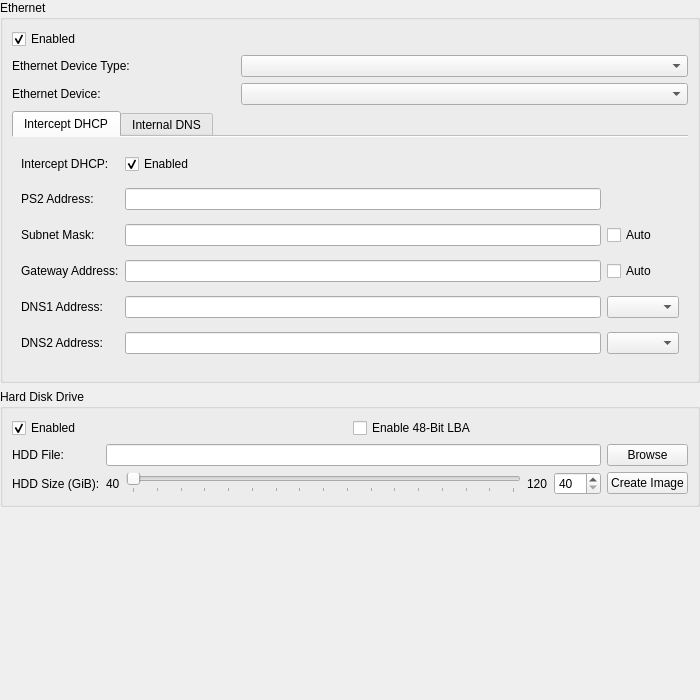
Above: pcsx2-qt/Settings/DEV9SettingsWidget.ui from PCSX2/pcsx2 before the change. Below: the same form after it.
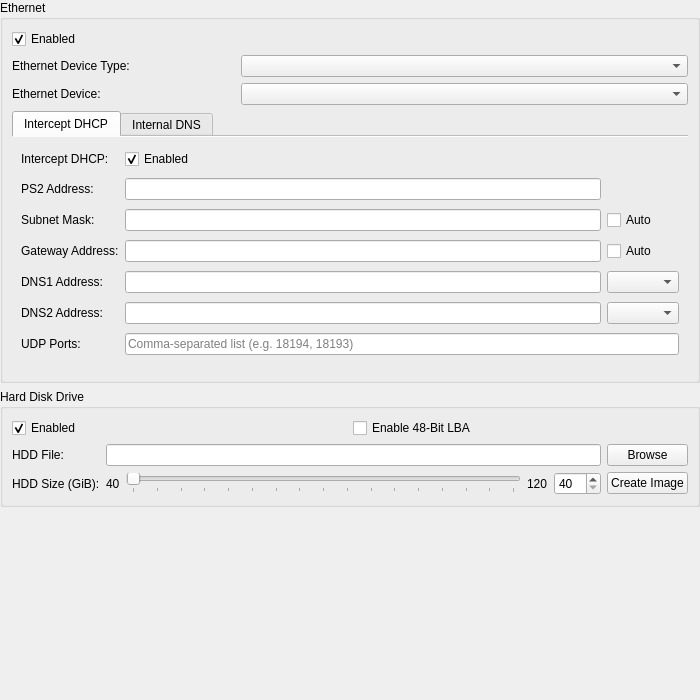
That is the form after the change.

Commit message:
DEV9: Add UDP Ports field to Network & HDD settings UI
Add a text field for EthUDPPorts in the Intercept DHCP tab of the
Network & HDD settings page, so users don't need to manually edit
PCSX2.ini to configure pre-bound UDP ports.

The edit to the form file:
```diff
--- a/pcsx2-qt/Settings/DEV9SettingsWidget.ui
+++ b/pcsx2-qt/Settings/DEV9SettingsWidget.ui
@@ -190,6 +190,26 @@
           <item row="5" column="2">
            <widget class="QComboBox" name="ethDNS2Mode"/>
           </item>
+          <item row="6" column="0">
+           <widget class="QLabel" name="ethUDPPortsLabel">
+            <property name="text">
+             <string>UDP Ports:</string>
+            </property>
+            <property name="buddy">
+             <cstring>ethUDPPorts</cstring>
+            </property>
+           </widget>
+          </item>
+          <item row="6" column="1" colspan="2">
+           <widget class="QLineEdit" name="ethUDPPorts">
+            <property name="placeholderText">
+             <string>Comma-separated list (e.g. 18194, 18193)</string>
+            </property>
+            <property name="toolTip">
+             <string>Pre-bind UDP ports on the host for inbound PS2 traffic. Required for ps2client/ps2link communication in Sockets mode.</string>
+            </property>
+           </widget>
+          </item>
          </layout>
         </widget>
         <widget class="QWidget" name="tab_2">
```
The commit also changes 1 other file.
